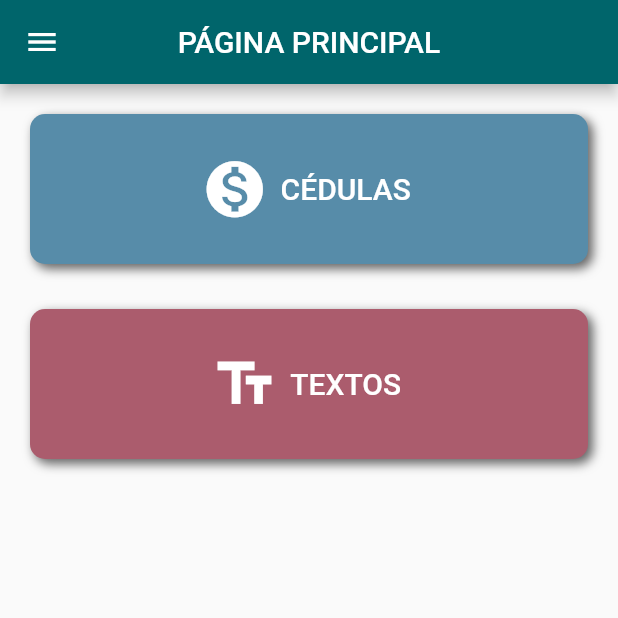
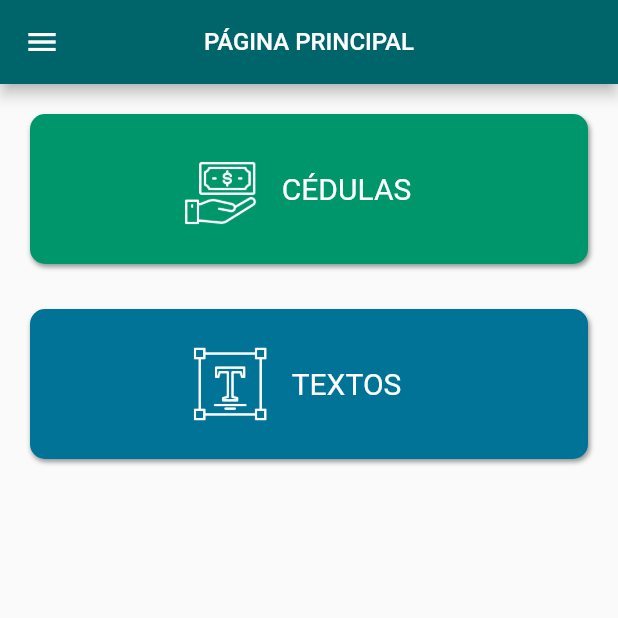
Before and after one commit to KarinaCavalcanti/Seus-Olhos, a Flutter app: the PagePrincipal screen opened by its route, on a phone screen of 412 x 824 dp, the top half of it. Run offline on Flutter 3.47's test engine with Material 2 defaults, Android fonts, the phone set to English and light mode, and no system bars; our stand-ins replace image_picker; missing offline and left inert: firebase_ml_vision, tflite; accounts and stored records are empty.

Commit message:
Ícones e cores
Foram alterados os ícones e cores da página principal.

```diff
--- a/lib/pages/PaginaPrincipal.dart
+++ b/lib/pages/PaginaPrincipal.dart
@@ -37,7 +37,10 @@ class _PagePrincipalState extends State<PagePrincipal> {
       //onde fica a barra na parte de cima
       appBar: AppBar(
         backgroundColor: Color(0xFF00656B),
-        title: Text('PÁGINA PRINCIPAL'),
+        title: Text(
+          'PÁGINA PRINCIPAL',
+          style: TextStyle(fontSize: 16.0),
+        ),
         centerTitle: true,
       ),
       drawer: MenuLateral(),
@@ -53,43 +56,48 @@ class _PagePrincipalState extends State<PagePrincipal> {
                   width: MediaQuery.of(context).size.width,
                   height: 100.0,
                   decoration: BoxDecoration(
-                    color: Color(0xFF578ca9),
+                    color: Color(0xFF00966C),
                     borderRadius: BorderRadius.circular(10.0),
                     boxShadow: [
                       BoxShadow(
-                        color: Colors.black.withOpacity(0.6),
-                        offset: Offset(3.0, 3.0),
-                        blurRadius: 5.0,
+                        color: Colors.black.withOpacity(0.4),
+                        offset: Offset(1.0, 2.0),
+                        blurRadius: 2.0,
                       ),
                     ],
                   ),
-                  child: FlatButton.icon(
-                    icon: Icon(
-                      Icons.monetization_on,
-                      color: Colors.white,
-                      size: 45.0,
+                  child: Row(
+                    mainAxisAlignment: MainAxisAlignment.center,
+                    children: [
+                      Image.asset(
+                        'assets/images/icon-money.png',
+                        width: 50.0,
+                        height: 50.0,
                       ),
+                      FlatButton(
                         onPressed: () {
                           chooseImage();
-
                           Navigator.of(context)
                               .pushNamed(
                             AppRoutes.RESPOSTAIMGRECOG_PAGE,
                             arguments: _output,
-                      ).then((retorno) {
+                          )
+                              .then((retorno) {
                             setState(() {
                               this._busy = false;
                             });
                           });
-
                         },
-                    label: Text(
+                        child: Text(
                           'CÉDULAS',
                           style: TextStyle(
                             fontSize: 20.0,
                             color: Colors.white,
+                            fontWeight: FontWeight.w400,
                           ),
                         ),
+                      ),
+                    ],
                   ),
                 ),
                 SizedBox(
@@ -99,22 +107,25 @@ class _PagePrincipalState extends State<PagePrincipal> {
                   width: MediaQuery.of(context).size.width,
                   height: 100.0,
                   decoration: BoxDecoration(
-                    color: Color(0xFFab5c6d),
+                    color: Color(0xFF007396),
                     borderRadius: BorderRadius.circular(10.0),
                     boxShadow: [
                       BoxShadow(
-                        color: Colors.black.withOpacity(0.6),
-                        offset: Offset(3.0, 3.0),
-                        blurRadius: 5.0,
+                        color: Colors.black.withOpacity(0.4),
+                        offset: Offset(1.0, 2.0),
+                        blurRadius: 2.0,
                       ),
                     ],
                   ),
-                  child: FlatButton.icon(
-                    icon: Icon(
-                      Icons.text_fields,
-                      color: Colors.white,
-                      size: 45.0,
+                  child: Row(
+                    mainAxisAlignment: MainAxisAlignment.center,
+                    children: [
+                      Image.asset(
+                        'assets/images/icon-text.png',
+                        width: 50.0,
+                        height: 50.0,
                       ),
+                      FlatButton(
                         onPressed: () async {
                           setState(() {
                             this._busy = true;
@@ -126,19 +137,23 @@ class _PagePrincipalState extends State<PagePrincipal> {
                               .pushNamed(
                             AppRoutes.RESPOSTA_PAGE,
                             arguments: imageLabels,
-                      ).then((retorno) {
+                          )
+                              .then((retorno) {
                             setState(() {
                               this._busy = false;
                             });
                           });
                         },
-                    label: Text(
+                        child: Text(
                           'TEXTOS',
                           style: TextStyle(
                             fontSize: 20.0,
                             color: Colors.white,
+                            fontWeight: FontWeight.w400,
                           ),
                         ),
+                      ),
+                    ],
                   ),
                 ),
                 SizedBox(
--- a/pubspec.yaml
+++ b/pubspec.yaml
@@ -56,6 +56,8 @@ flutter:
 
   # To add assets to your application, add an assets section, like this:
   assets:
+    - assets/images/icon-text.png
+    - assets/images/icon-money.png
     - assets/help.png
     - assets/info.png
     - assets/blue.png
```
Also changed, not shown: assets/icon/icon.jpg (added), assets/icon/icon.png (deleted), assets/images/blue.png, assets/images/icon-money.png (added), assets/images/icon-text.png (added). Lines whose indentation alone changed are shown as unchanged.
